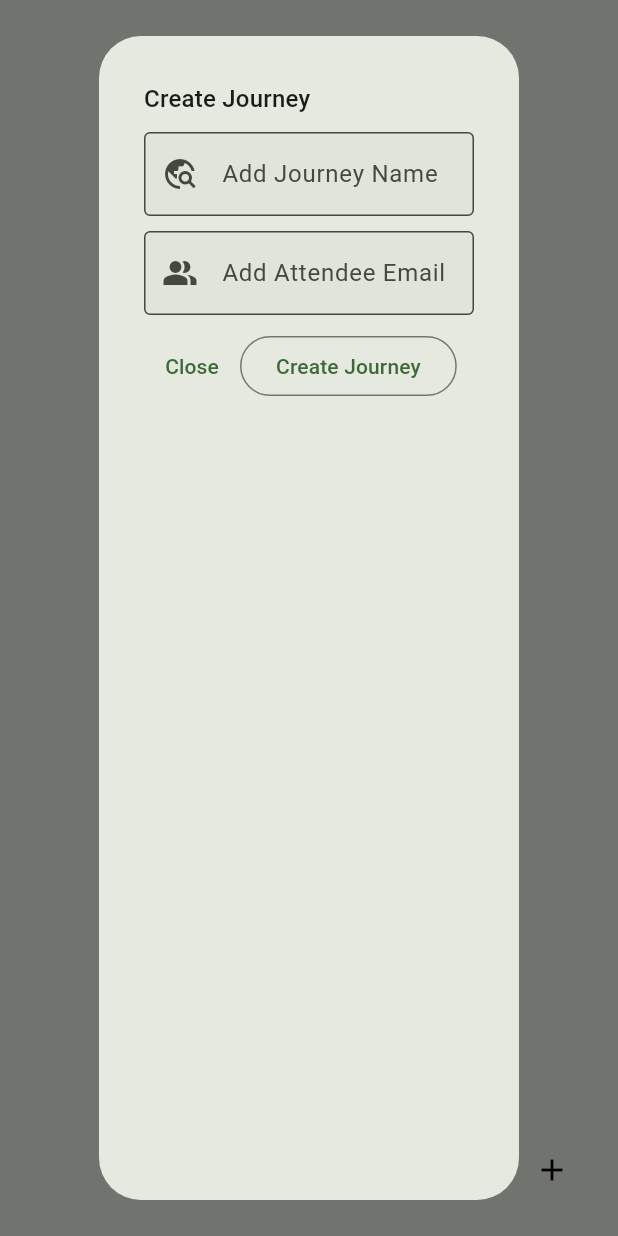
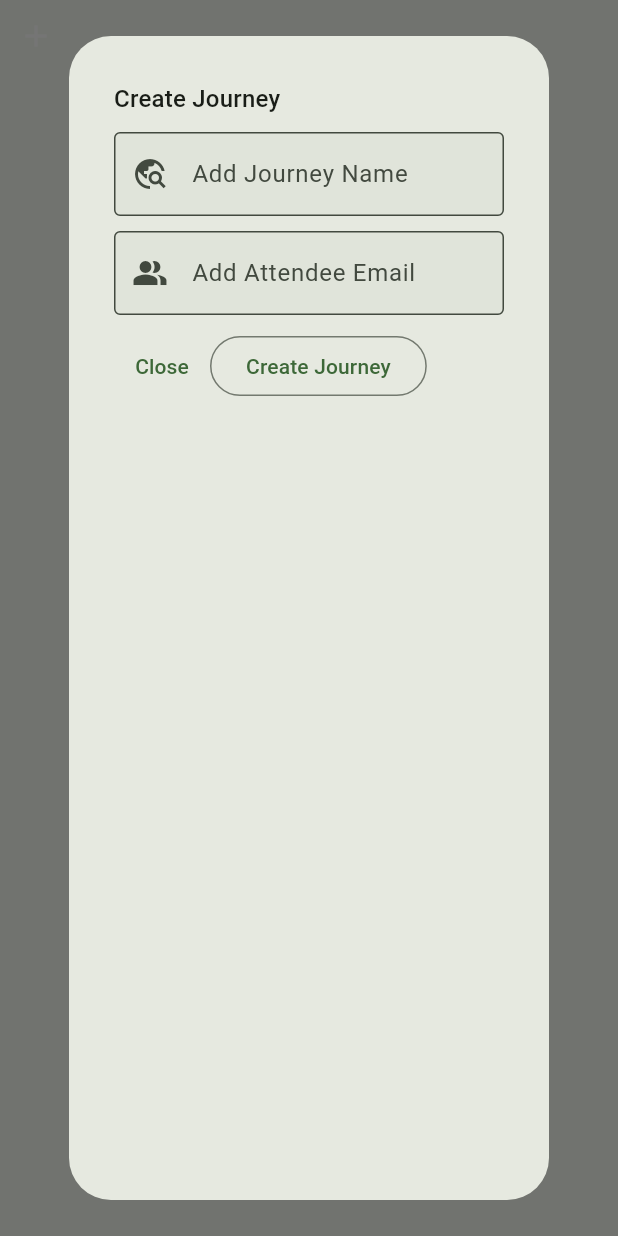
Before and after one commit to Sofiia13/travel_app, a Flutter app: the CreateJourneyForm widget shown alone on an empty page, opened directly with empty values, after a tap on the "add" icon, on a phone screen of 412 x 824 dp. Run offline on Flutter 3.47's test engine with Material 3 defaults, Android fonts, the phone set to English and light mode, and no system bars; our stand-ins replace firebase_auth, firebase_core, firebase_database, flutter_map, geocoding, google_fonts and 3 more; missing offline and left inert: googleapis; accounts and stored records are empty.

Commit message:
Moved add iconButton to appBar

```diff
--- a/lib/screens/create_journey.dart
+++ b/lib/screens/create_journey.dart
@@ -126,6 +126,9 @@ class _CreateJourneyState extends State<CreateJourneyScreen> {
     return Scaffold(
       appBar: AppBar(
         title: const Text('Create your journey'),
+        actions: [
+          CreateJourneyForm(onSubmit: _addJourney),
+        ],
       ),
       drawer: Drawer(
         child: Column(
@@ -148,7 +151,6 @@ class _CreateJourneyState extends State<CreateJourneyScreen> {
       ),
       body: Column(
         children: [
-          CreateJourneyForm(onSubmit: _addJourney),
           Expanded(
             child: journeys.isEmpty
                 ? Center(
--- a/lib/widgets/create_journey_form.dart
+++ b/lib/widgets/create_journey_form.dart
@@ -74,25 +74,15 @@ class _CreateJourneyFormState extends State<CreateJourneyForm> {
     }
   }
 
-  @override
-  Widget build(BuildContext context) {
-    return Container(
-      alignment: Alignment.bottomRight,
-      padding: EdgeInsets.all(20),
-      // decoration: BoxDecoration(
-      //     border: Border.all(width: 4),
-      //   ),
-      child: IconButton(
-        onPressed: () async => showDialog(
+  void _showCreateJourneyDialog() {
+    showDialog(
       context: context,
       builder: (BuildContext context) => Dialog(
         child: Container(
           padding: EdgeInsets.all(20),
           margin: const EdgeInsets.all(10),
-              width: 200,
+          width: 300,
           child: ListView(
-                // mainAxisSize: MainAxisSize.min,
-                // mainAxisAlignment: MainAxisAlignment.center,
             children: [
               Text(
                 'Create Journey',
@@ -145,12 +135,22 @@ class _CreateJourneyFormState extends State<CreateJourneyForm> {
           ),
         ),
       ),
-        ),
-        icon: Icon(
-          Icons.add,
-          color: Colors.black,
-        ),
-      ),
     );
   }
+
+  @override
+  Widget build(BuildContext context) {
+    // return Container(
+    //   alignment: Alignment.bottomRight,
+    //   padding: EdgeInsets.all(20),
+    // decoration: BoxDecoration(
+    //     border: Border.all(width: 4),
+    //   ),
+    return IconButton(
+      onPressed: _showCreateJourneyDialog,
+      icon: const Icon(Icons.add),
+      color: Colors.white, // Change this to your desired color
+    );
+    // );
   }
+}
```
Lines whose indentation alone changed are shown as unchanged.
